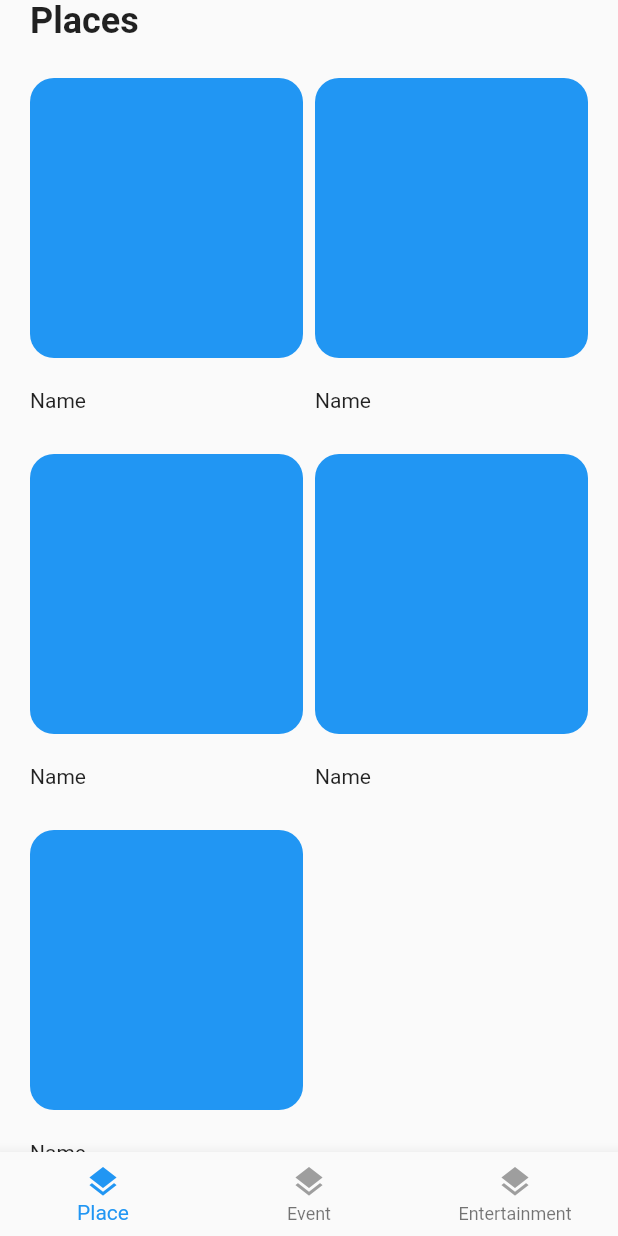
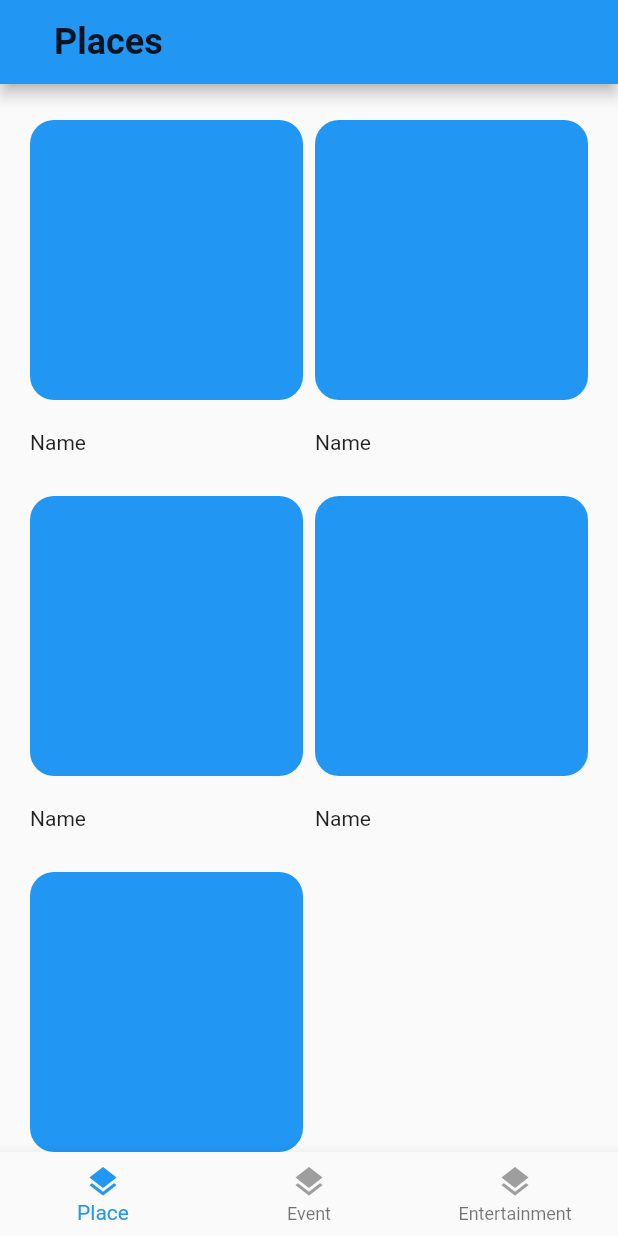
Before and after one commit to DimitriusD/bright_mobile, a Flutter app: the screen it shows after launch, on a phone screen of 412 x 824 dp. Run offline on Flutter 3.47's test engine with Material 2 defaults, Android fonts, the phone set to English and light mode, and no system bars.

Commit message:
Added project structure and base implementation for DetailScreenBody

```diff
--- a/lib/main.dart
+++ b/lib/main.dart
@@ -1,11 +1,11 @@
-import 'package:bright_mobile/components/body.dart';
+import 'package:bright_mobile/screens/places/components/body.dart';
 import 'package:flutter/material.dart';
+
+import 'screens/places/places_screen.dart';
 
 void main() {
   runApp(MyApp());
 }
-
-enum TabItem{Place, Event, Entertainment}
 
 class MyApp extends StatelessWidget {
 
@@ -21,65 +21,7 @@ class MyApp extends StatelessWidget {
         visualDensity: VisualDensity.adaptivePlatformDensity,
       ),
 
-      home: App(),
+      home: PlacesScreen(),
     );
   }
 }
-
-class App extends StatefulWidget {
-
-  @override
-  State<StatefulWidget> createState() {
-    return _AppState();
-  }
-}
-
-class _AppState extends State<App> {
-
-  TabItem currentTabItem = TabItem.Place;
-
-  void _selectTab(TabItem tabItem){
-    setState(() {
-      currentTabItem = tabItem;
-    });
-  }
-
-  @override
-  Widget build(BuildContext context) {
-
-    return Scaffold(
-      body:  Body(),
-      bottomNavigationBar: BottomNavigationBar(
-        type: BottomNavigationBarType.fixed,
-        onTap: (index) => _selectTab(TabItem.values[index]),
-        items: [
-          BottomNavigationBarItem(
-            icon: new Icon(
-                Icons.layers,
-                color: _colorTabMatching(TabItem.Place)),
-            label: 'Place',
-          ),
-          BottomNavigationBarItem(
-            icon: new Icon(
-                Icons.layers,
-                color: _colorTabMatching(TabItem.Event)),
-            label: 'Event',
-          ),
-          BottomNavigationBarItem(
-              icon: Icon(
-                Icons.layers,
-                color: _colorTabMatching(TabItem.Entertainment)),
-              label: 'Entertainment',
-          )
-        ],
-      ),
-    );
-  }
-
-  Widget _buildBody() {
-    return Container();
-  }
-  Color _colorTabMatching(TabItem item) {
-    return currentTabItem == item ? Colors.blue: Colors.grey;
-  }
-}
--- a/lib/model/Place.dart
+++ b/lib/model/Place.dart
@@ -1,3 +1,5 @@
+import 'dart:typed_data';
+
 import 'package:flutter/material.dart';
 
 class Place {
@@ -10,15 +12,17 @@ class Place {
 
   final String description;
 
-  Place(this.id, this.name, this.location, this.description);
+  final Uint8List images;
+
+  Place(this.id, this.name, this.location, this.description, this.images);
 
 }
 
 
 List<Place> places = [
-  Place(1, "testName", "testLocation", "testDescription"),
-  Place(2, "testName", "testLocation", "testDescription"),
-  Place(3, "testName", "testLocation", "testDescription"),
-  Place(4, "testName", "testLocation", "testDescription"),
-  Place(5, "testName", "testLocation", "testDescription"),
+  Place(1, "testName", "testLocation", "testDescription", new Uint8List(5)),
+  Place(2, "testName", "testLocation", "testDescription", new Uint8List(5)),
+  Place(3, "testName", "testLocation", "testDescription", new Uint8List(5)),
+  Place(4, "testName", "testLocation", "testDescription", new Uint8List(5)),
+  Place(5, "testName", "testLocation", "testDescription", new Uint8List(5)),
 ];
--- a/lib/details_screen.dart
+++ b/lib/screens/details/details_screen.dart
@@ -1,4 +1,4 @@
-import 'package:bright_mobile/detail_screen_body.dart';
+import 'package:bright_mobile/screens/details/components/body.dart';
 import 'package:bright_mobile/model/Place.dart';
 import 'package:flutter/material.dart';
 
--- a/lib/components/body.dart
+++ b/lib/screens/places/components/body.dart
@@ -1,9 +1,9 @@
-import 'package:bright_mobile/details_screen.dart';
+import 'package:bright_mobile/screens/details/details_screen.dart';
 import 'package:bright_mobile/model/Place.dart';
 import 'package:flutter/material.dart';
 import 'package:flutter/painting.dart';
 
-import '../constants.dart';
+import '../../../constants.dart';
 import 'categories.dart';
 import 'item_place.dart';
 
@@ -14,15 +14,6 @@ class Body extends StatelessWidget {
     return Column(
       crossAxisAlignment: CrossAxisAlignment.start,
       children: <Widget>[
-        Padding(
-          padding: const EdgeInsets.symmetric(horizontal: kDefaultPadding),
-          child: Text(
-            "Places",
-            style: Theme.of(context)
-                .textTheme
-                .headline5
-                .copyWith(fontWeight: FontWeight.bold),),
-        ),
         PaceCategories(),
         Expanded(
           child: Padding(
--- a/lib/components/categories.dart
+++ b/lib/screens/places/components/categories.dart
@@ -1,6 +1,6 @@
 import 'package:flutter/material.dart';
 
-import '../constants.dart';
+import '../../../constants.dart';
 
 class PaceCategories extends StatefulWidget {
   @override
--- a/lib/components/item_place.dart
+++ b/lib/screens/places/components/item_place.dart
@@ -1,7 +1,7 @@
 import 'package:bright_mobile/model/Place.dart';
 import 'package:flutter/material.dart';
 
-import '../constants.dart';
+import '../../../constants.dart';
 
 class ItemPlace extends StatelessWidget {
 
@@ -24,8 +24,6 @@ class ItemPlace extends StatelessWidget {
           Expanded(
             child: Container(
               padding: EdgeInsets.all(14),
-//          height: 180,
-//          width: 160,
               decoration: BoxDecoration(
                 color: Colors.blue,
                 borderRadius: BorderRadius.circular(16),
--- /dev/null
+++ b/lib/screens/places/places_screen.dart
@@ -0,0 +1,72 @@
+import 'package:bright_mobile/screens/places/components/body.dart';
+import 'package:flutter/material.dart';
+
+import '../../constants.dart';
+
+enum TabItem{Place, Event, Entertainment}
+
+class PlacesScreen extends StatefulWidget {
+
+  @override
+  State<StatefulWidget> createState() {
+    return _PlacesScreenState();
+  }
+}
+
+class _PlacesScreenState extends State<PlacesScreen> {
+
+  TabItem currentTabItem = TabItem.Place;
+
+  void _selectTab(TabItem tabItem){
+    setState(() {
+      currentTabItem = tabItem;
+    });
+  }
+
+  @override
+  Widget build(BuildContext context) {
+
+    return Scaffold(
+      appBar: AppBar(
+        title:  Padding(
+          padding: const EdgeInsets.symmetric(horizontal: kDefaultPadding),
+          child: Text(
+            "Places",
+            style: Theme.of(context)
+                .textTheme
+                .headline5
+                .copyWith(fontWeight: FontWeight.bold),),
+        ),
+      ),
+      body:  Body(),
+      bottomNavigationBar: BottomNavigationBar(
+        type: BottomNavigationBarType.fixed,
+        onTap: (index) => _selectTab(TabItem.values[index]),
+        items: [
+          BottomNavigationBarItem(
+            icon: new Icon(
+                Icons.layers,
+                color: _colorTabMatching(TabItem.Place)),
+            label: 'Place',
+          ),
+          BottomNavigationBarItem(
+            icon: new Icon(
+                Icons.layers,
+                color: _colorTabMatching(TabItem.Event)),
+            label: 'Event',
+          ),
+          BottomNavigationBarItem(
+            icon: Icon(
+                Icons.layers,
+                color: _colorTabMatching(TabItem.Entertainment)),
+            label: 'Entertainment',
+          )
+        ],
+      ),
+    );
+  }
+
+  Color _colorTabMatching(TabItem item) {
+    return currentTabItem == item ? Colors.blue: Colors.grey;
+  }
+}
```
Also changed, not shown: lib/PlaceListPage.dart (deleted, +0 -25 lines), lib/detail_screen_body.dart (deleted, +0 -26 lines), lib/screens/details/components/body.dart (added, +90 -0 lines).
